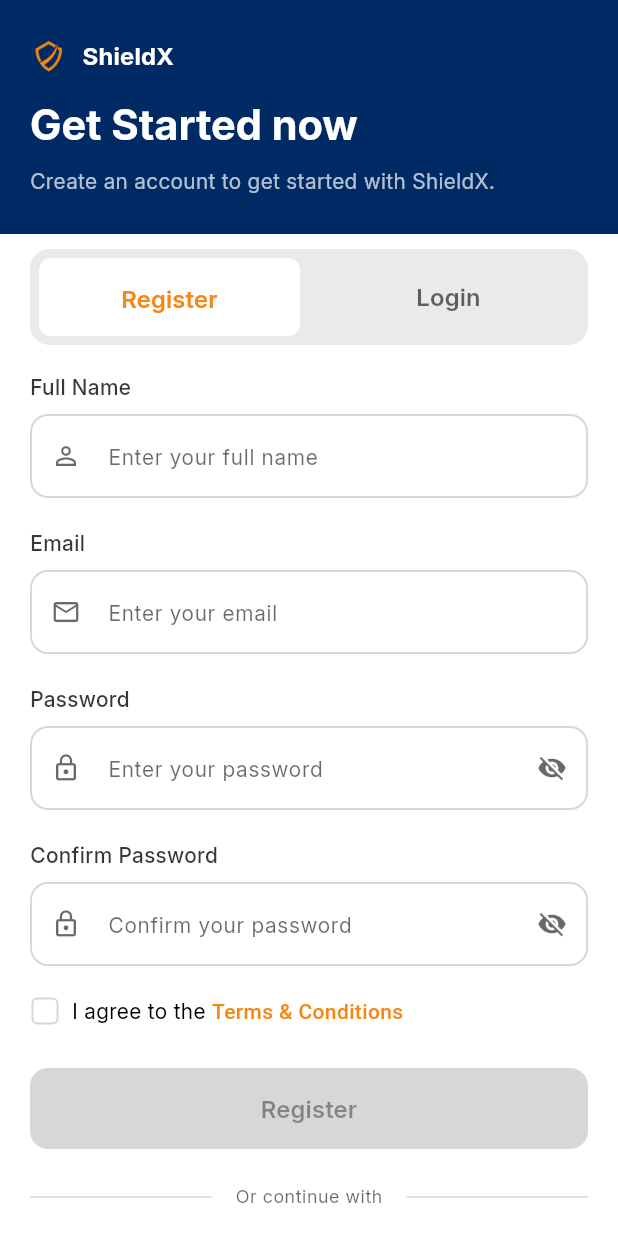
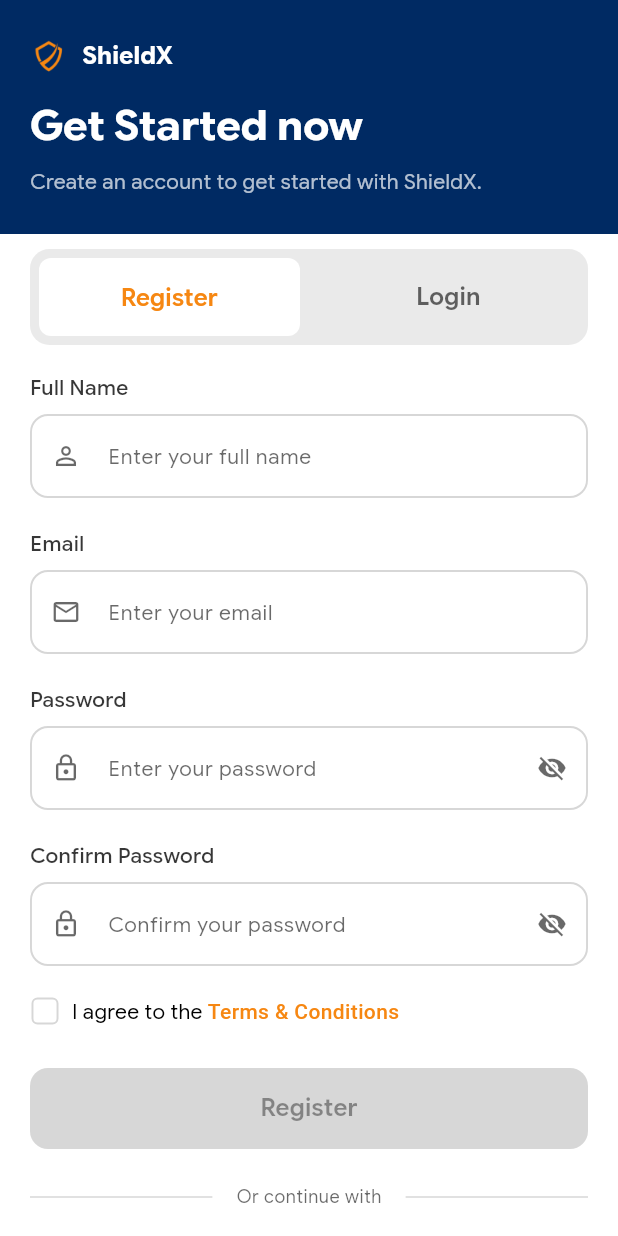
Before and after one commit to kaiumallimon/shieldx, a Flutter app: the AuthPage screen opened by its route, after a tap on "Register", on a phone screen of 412 x 824 dp. Run offline on Flutter 3.47's test engine with Material 3 defaults, Android fonts, the phone set to English and light mode, and no system bars; our stand-ins replace go_router, shared_preferences; accounts and stored records are empty.

Commit message:
feat: Update font family in light theme and adjust spacing in registration form

```diff
--- a/lib/app/core/themes/_app_theme.dart
+++ b/lib/app/core/themes/_app_theme.dart
@@ -4,7 +4,7 @@ import 'package:shieldx/app/core/themes/_app_colors.dart';
 class AppTheme {
   static ThemeData get lightTheme => ThemeData(
     brightness: Brightness.light,
-    fontFamily: 'Inter',
+    fontFamily: 'Google Sans Flex',
     scaffoldBackgroundColor: AppColors.surface,
     primaryColor: AppColors.primary,
     colorScheme: ColorScheme(
--- a/lib/app/features/auth/widgets/_registration_form.dart
+++ b/lib/app/features/auth/widgets/_registration_form.dart
@@ -231,7 +231,7 @@ class _RegistrationFormState extends State<RegistrationForm> {
                 ],
               ),
             ),
-            const SizedBox(height: 16),
+            const SizedBox(height: 32),
           ],
         ),
       ),
```
